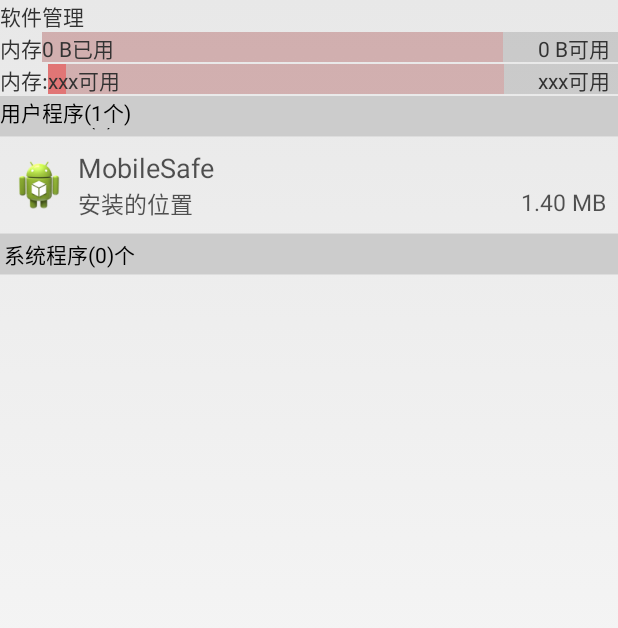
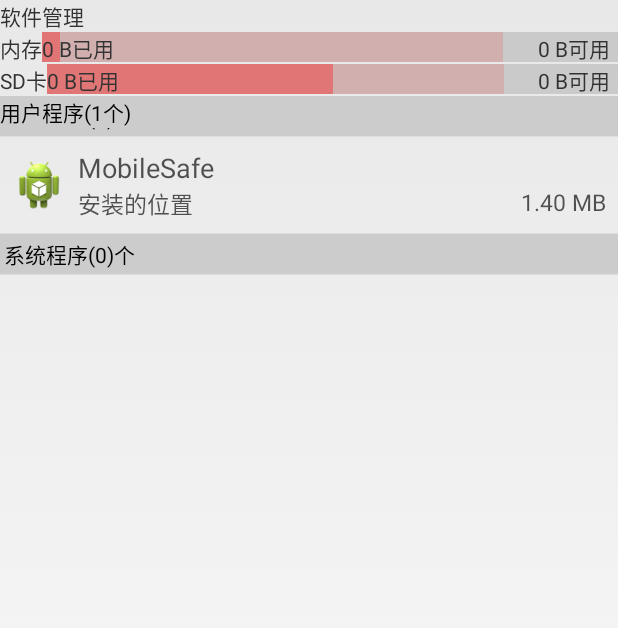
Before and after one commit to Heinilup/MobileSafe, an Android app: the SoftManagerActivity screen opened directly, with no data from a screen before it, on a phone screen of 412 x 824 dp. Shown: the top 628 px of the screen. Run offline under Robolectric (Android 15) with nearby library versions, the phone set to English and light mode, and no system bars.

Commit message:
Format file size
format file size

```diff
--- a/app/src/main/java/ikabi/com/mobilesafe/activity/SoftManagerActivity.java
+++ b/app/src/main/java/ikabi/com/mobilesafe/activity/SoftManagerActivity.java
@@ -110,13 +110,15 @@ public class SoftManagerActivity extends Activity {
 
         // 2. set sd date
 
-
         File sdDirctory = Environment.getExternalStorageDirectory();
         long sdFreeSpace = sdDirctory.getFreeSpace();
         long sdTotalSpace = sdDirctory.getTotalSpace();
         long sdUsedSpace = sdTotalSpace - sdFreeSpace;
         int sdProgress = (int) (sdUsedSpace * 100f / sdTotalSpace + 0.5f);
-        mPdvSD.setDesProgress(sdProgress);
+        mPdvSD.setDesTitle("SD卡");
+        mPdvSD.setDesLeftTitle(Formatter.formatFileSize(this, romUsedSpace) + "已用");
+        mPdvSD.setDesRightTitle(Formatter.formatFileSize(this, romFreeSpace) + "可用");
+        mPdvRom.setDesProgress(sdProgress);
 
         mLoading.setVisibility(View.VISIBLE);
         mHeaderText.setVisibility(View.GONE);
```
Also changed, not shown: app/src/main/java/ikabi/com/mobilesafe/utils/FileUtils.java (+20 -0 lines).
